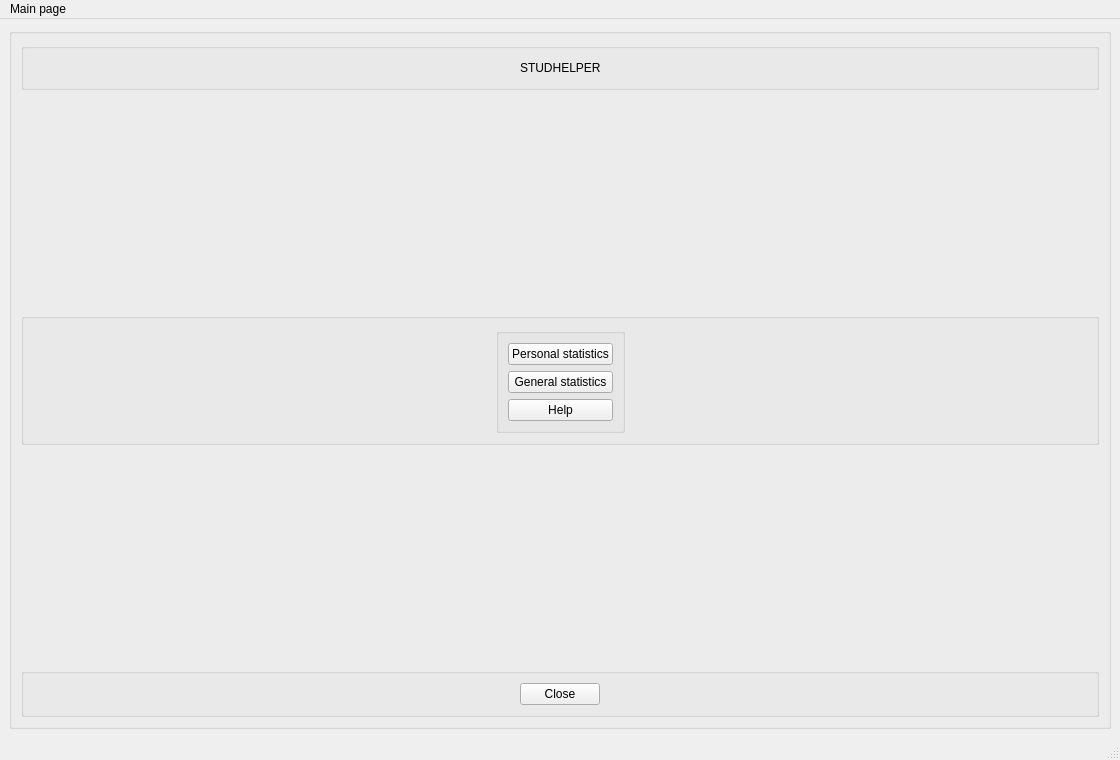
The window that untitled52/mainwindow.ui (0schweps0/studhelper) describes before a commit, drawn with Qt 5.
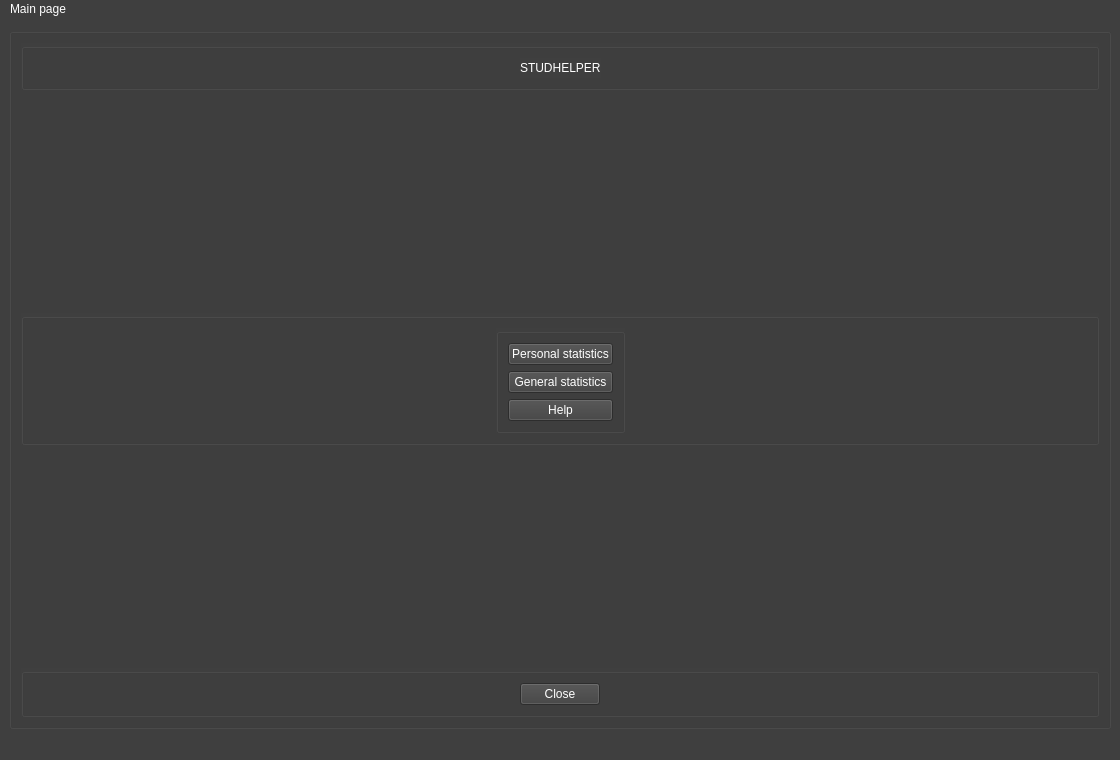
The same window after the commit.

Commit message: color of background

```diff
--- a/untitled52/mainwindow.ui
+++ b/untitled52/mainwindow.ui
@@ -13,6 +13,10 @@
   <property name="windowTitle">
    <string>MainWindow</string>
   </property>
+  <property name="styleSheet">
+   <string notr="true">background-color: rgb(63, 63, 63);
+color: rgb(255, 255, 255);</string>
+  </property>
   <widget class="QWidget" name="centralwidget">
    <layout class="QHBoxLayout" name="horizontalLayout_4">
     <item>
```
The commit also changes 25 other files.
